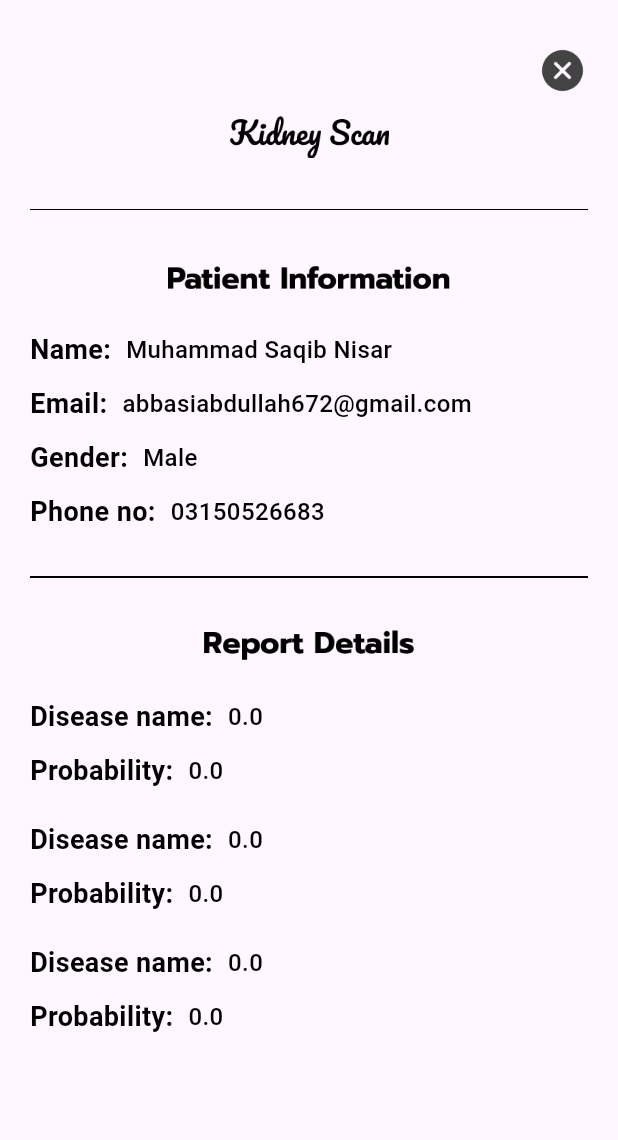
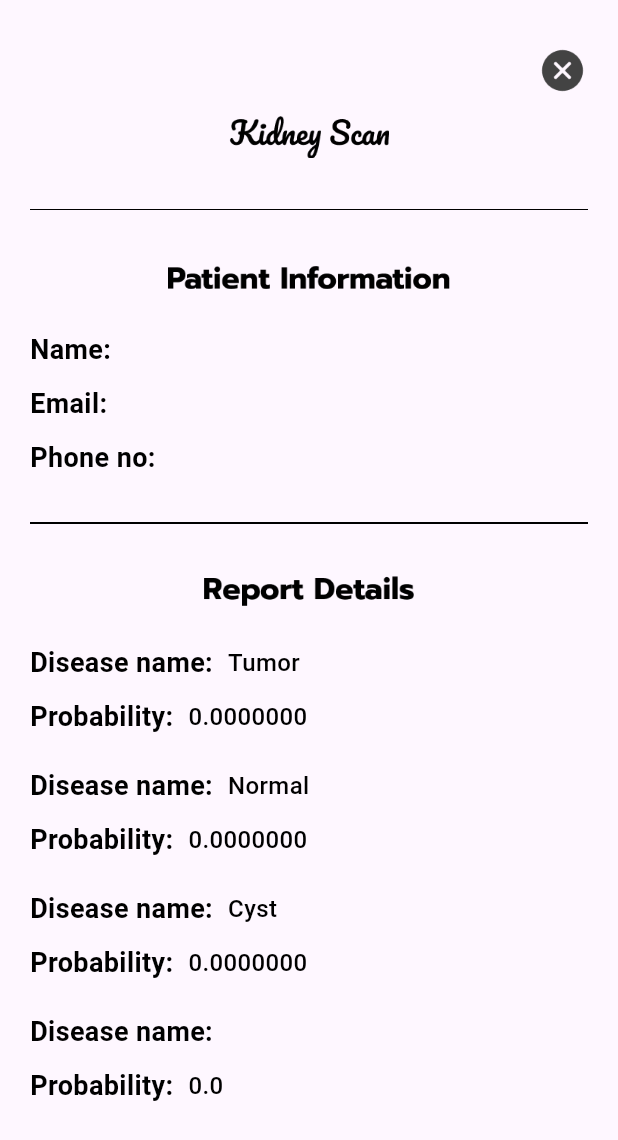
Before and after one commit to Abdullah-Abbasi903/fyp, a Flutter app: the SingleView screen opened directly with empty values, on a phone screen of 412 x 824 dp. Shown: the top 1140 px of the screen. Run offline on Flutter 3.47's test engine with Material 3 defaults, Android fonts, the phone set to English and light mode, and no system bars; our stand-ins replace animated_notch_bottom_bar, awesome_notifications, cloud_firestore, connectivity_plus, firebase_auth, firebase_core and 14 more; accounts and stored records are empty.

Commit message:
fresh code

```diff
--- a/lib/main.dart
+++ b/lib/main.dart
@@ -22,6 +22,7 @@ void main() async {
     options: DefaultFirebaseOptions.currentPlatform,
   );
   initializeTimeZone();
+
 
    AwesomeNotifications().initialize(
     null,
@@ -64,6 +65,8 @@ void main() async {
 
   runApp(const MyApp());
 }
+
+
 
 Future<void> twoHourNotification() async {
   final String timeZone = tz.local.name;
@@ -110,7 +113,7 @@ class MyApp extends StatelessWidget {
                 colorScheme: ColorScheme.fromSeed(seedColor: Colors.black),
               ),
               theme: value.currentTheme,
-              home:  NavBar(),
+              home: SplashScreen(),
             );
           });
         },
--- a/lib/model/kidney_model.dart
+++ b/lib/model/kidney_model.dart
@@ -34,6 +34,7 @@ class OtherClasses {
   double? cyst;
   double? normal;
   double? tumor;
+  double? stone;
 
   OtherClasses({this.cyst, this.normal, this.tumor});
 
@@ -41,6 +42,7 @@ class OtherClasses {
     cyst = json['Cyst'];
     normal = json['Normal'];
     tumor = json['Tumor'];
+    stone = json['Stone'];
   }
 
   Map<String, dynamic> toJson() {
@@ -48,6 +50,7 @@ class OtherClasses {
     data['Cyst'] = this.cyst;
     data['Normal'] = this.normal;
     data['Tumor'] = this.tumor;
+    data['Stone'] = this.stone;
     return data;
   }
 }
--- a/lib/repo/model_repo.dart
+++ b/lib/repo/model_repo.dart
@@ -6,7 +6,7 @@ import 'package:kidneyscan/model/kidney_model.dart';
 import 'package:shared_preferences/shared_preferences.dart';
 
 class ApiManager {
-static String url = "http://192.168.100.13:5000/predict";
+static String url = "http://192.168.100.32:5000/predict";
 Future<KidneyModel> uploadImageAndGetPrediction(File imageFile) async {
 
   // Create a multipart request
--- a/lib/screens/report_screen.dart
+++ b/lib/screens/report_screen.dart
@@ -321,7 +321,7 @@ class _ReportScreenState extends State<ReportScreen> {
                               ),
                               InkWell(
                                   onTap: () {
-                                    value.fetchAndGeneratePdf(_filteredReports![index].id);
+                                    value.genpdf(_filteredReports![index]);
                                   },
                                   child: Image.asset(
                                     'assets/images/download.png',
--- a/lib/screens/single_view.dart
+++ b/lib/screens/single_view.dart
@@ -1,6 +1,10 @@
 import 'package:flutter/material.dart';
 import 'package:flutter/widgets.dart';
+import 'package:kidneyscan/controllers/db_controller.dart';
 import 'package:kidneyscan/model/kidney_model.dart';
+import 'package:provider/provider.dart';
+
+import '../controllers/theme_controller.dart';
 
 class SingleView extends StatefulWidget {
   final KidneyModel reportModel;
@@ -11,12 +15,15 @@ class SingleView extends StatefulWidget {
   State<SingleView> createState() => _SingleViewState();
 }
 
+
 class _SingleViewState extends State<SingleView> {
   @override
   Widget build(BuildContext context) {
+    return Consumer<ThemeController>(builder: (context, viewModdel, child) {
       return Scaffold(
         body: Padding(
           padding: const EdgeInsets.symmetric(horizontal: 20.0),
+          child: SingleChildScrollView(
             child: Column(
               children: [
                 SizedBox(
@@ -68,7 +75,7 @@ class _SingleViewState extends State<SingleView> {
                       width: 10,
                     ),
                     Text(
-                  'Muhammad Saqib Nisar',
+                        viewModdel.user!.name.toString(),
                       style: TextStyle(color: Colors.black, fontWeight: FontWeight.w500, fontSize: 16),
                     ),
                   ],
@@ -86,7 +93,7 @@ class _SingleViewState extends State<SingleView> {
                       width: 10,
                     ),
                     Text(
-                  'abbasiabdullah672@gmail.com',
+                      viewModdel.user!.email.toString(),
                       style: TextStyle(color: Colors.black, fontWeight: FontWeight.w500, fontSize: 16),
                     ),
                   ],
@@ -94,24 +101,7 @@ class _SingleViewState extends State<SingleView> {
                 SizedBox(
                   height: 10,
                 ),
-            Row(
-              children: [
-                Text(
-                  'Gender:',
-                  style: TextStyle(color: Colors.black, fontWeight: FontWeight.bold, fontSize: 18),
-                ),
-                SizedBox(
-                  width: 10,
-                ),
-                Text(
-                  'Male',
-                  style: TextStyle(color: Colors.black, fontWeight: FontWeight.w500, fontSize: 16),
-                ),
-              ],
-            ),
-            SizedBox(
-              height: 10,
-            ),
+
                 Row(
                   children: [
                     Text(
@@ -122,7 +112,7 @@ class _SingleViewState extends State<SingleView> {
                       width: 10,
                     ),
                     Text(
-                  '03150526683',
+                        viewModdel.user!.phoneNumber.toString(),
                       style: TextStyle(color: Colors.black, fontWeight: FontWeight.w500, fontSize: 16),
                     ),
                   ],
@@ -142,6 +132,14 @@ class _SingleViewState extends State<SingleView> {
                 SizedBox(
                   height: 20,
                 ),
+
+                /// stine class ///
+                /// stine class ///
+                /// stine class ///
+
+                widget.reportModel.otherClasses!.stone != null
+                    ? Column(
+                  children: [
                     Row(
                       children: [
                         Text(
@@ -152,7 +150,7 @@ class _SingleViewState extends State<SingleView> {
                           width: 10,
                         ),
                         Text(
-                  widget.reportModel.predictedSize.toString(),
+                          widget.reportModel.otherClasses!.stone != null ? "Stone" : "",
                           style: TextStyle(color: Colors.black, fontWeight: FontWeight.w500, fontSize: 16),
                         ),
                       ],
@@ -170,7 +168,7 @@ class _SingleViewState extends State<SingleView> {
                           width: 10,
                         ),
                         Text(
-                  widget.reportModel.predictedSize.toString(),
+                          widget.reportModel.otherClasses!.stone!.toStringAsFixed(7).toString(),
                           style: TextStyle(color: Colors.black, fontWeight: FontWeight.w500, fontSize: 16),
                         ),
                       ],
@@ -178,6 +176,16 @@ class _SingleViewState extends State<SingleView> {
                     SizedBox(
                       height: 20,
                     ),
+                  ],
+                )
+                    : SizedBox.shrink(),
+
+                /// tumor class ///
+                /// tumor class ///
+                /// tumor class ///
+                widget.reportModel.otherClasses!.tumor != null
+                    ? Column(
+                  children: [
                     Row(
                       children: [
                         Text(
@@ -188,7 +196,7 @@ class _SingleViewState extends State<SingleView> {
                           width: 10,
                         ),
                         Text(
-                  widget.reportModel.otherClasses!.normal.toString(),
+                          widget.reportModel.otherClasses!.tumor != null ? "Tumor" : "",
                           style: TextStyle(color: Colors.black, fontWeight: FontWeight.w500, fontSize: 16),
                         ),
                       ],
@@ -206,7 +214,7 @@ class _SingleViewState extends State<SingleView> {
                           width: 10,
                         ),
                         Text(
-                  widget.reportModel.predictedPercentage.toString(),
+                          widget.reportModel.otherClasses!.tumor!.toStringAsFixed(7).toString(),
                           style: TextStyle(color: Colors.black, fontWeight: FontWeight.w500, fontSize: 16),
                         ),
                       ],
@@ -214,6 +222,16 @@ class _SingleViewState extends State<SingleView> {
                     SizedBox(
                       height: 20,
                     ),
+                  ],
+                )
+                    : SizedBox.shrink(),
+
+                /// normal class ///
+                /// normal class ///
+                /// normal class ///
+                widget.reportModel.otherClasses!.normal != null
+                    ? Column(
+                  children: [
                     Row(
                       children: [
                         Text(
@@ -224,7 +242,7 @@ class _SingleViewState extends State<SingleView> {
                           width: 10,
                         ),
                         Text(
-                  widget.reportModel.otherClasses!.tumor.toString(),
+                          widget.reportModel.otherClasses!.normal != null ? "Normal" : "",
                           style: TextStyle(color: Colors.black, fontWeight: FontWeight.w500, fontSize: 16),
                         ),
                       ],
@@ -242,7 +260,100 @@ class _SingleViewState extends State<SingleView> {
                           width: 10,
                         ),
                         Text(
-                  '${widget.reportModel.otherClasses!.normal}',
+                          widget.reportModel.otherClasses!.normal!.toStringAsFixed(7).toString(),
+                          style: TextStyle(color: Colors.black, fontWeight: FontWeight.w500, fontSize: 16),
+                        ),
+                      ],
+                    ),
+                    SizedBox(
+                      height: 20,
+                    ),
+                  ],
+                )
+                    : SizedBox.shrink(),
+
+                /// cyst  class///
+                /// cyst  class///
+                /// cyst  class///
+                /// cyst  class///
+                /// cyst  class///
+
+                widget.reportModel.otherClasses!.cyst != null
+                    ? Column(
+                  children: [
+                    Row(
+                      children: [
+                        Text(
+                          'Disease name:',
+                          style: TextStyle(color: Colors.black, fontWeight: FontWeight.bold, fontSize: 18),
+                        ),
+                        SizedBox(
+                          width: 10,
+                        ),
+                        Text(
+                          widget.reportModel.otherClasses!.cyst != null ? "Cyst" : "",
+                          style: TextStyle(color: Colors.black, fontWeight: FontWeight.w500, fontSize: 16),
+                        ),
+                      ],
+                    ),
+                    SizedBox(
+                      height: 10,
+                    ),
+                    Row(
+                      children: [
+                        Text(
+                          'Probability:',
+                          style: TextStyle(color: Colors.black, fontWeight: FontWeight.bold, fontSize: 18),
+                        ),
+                        SizedBox(
+                          width: 10,
+                        ),
+                        Text(
+                          '${widget.reportModel.otherClasses!.cyst!.toStringAsFixed(7)}',
+                          style: TextStyle(color: Colors.black, fontWeight: FontWeight.w500, fontSize: 16),
+                        ),
+                      ],
+                    ),
+                    SizedBox(
+                      height: 20,
+                    ),
+                  ],
+                )
+                    : SizedBox.shrink(),
+
+                /// predicted class ///
+                /// predicted class ///
+                /// predicted class ///
+                /// predicted class ///
+                Row(
+                  children: [
+                    Text(
+                      'Disease name:',
+                      style: TextStyle(color: Colors.black, fontWeight: FontWeight.bold, fontSize: 18),
+                    ),
+                    SizedBox(
+                      width: 10,
+                    ),
+                    Text(
+                      widget.reportModel.predictedClass.toString(),
+                      style: TextStyle(color: Colors.black, fontWeight: FontWeight.w500, fontSize: 16),
+                    ),
+                  ],
+                ),
+                SizedBox(
+                  height: 10,
+                ),
+                Row(
+                  children: [
+                    Text(
+                      'Probability:',
+                      style: TextStyle(color: Colors.black, fontWeight: FontWeight.bold, fontSize: 18),
+                    ),
+                    SizedBox(
+                      width: 10,
+                    ),
+                    Text(
+                      '${widget.reportModel.predictedPercentage!.roundToDouble().toString()}',
                       style: TextStyle(color: Colors.black, fontWeight: FontWeight.w500, fontSize: 16),
                     ),
                   ],
@@ -250,6 +361,8 @@ class _SingleViewState extends State<SingleView> {
               ],
             ),
           ),
+        ),
       );
+    }  );
   }
 }
--- a/lib/screens/update_profile.dart
+++ b/lib/screens/update_profile.dart
@@ -10,7 +10,6 @@ import 'package:kidneyscan/controllers/theme_controller.dart';
 import 'package:kidneyscan/model/user_model.dart';
 import 'package:kidneyscan/screens/forgot_pass.dart';
 import 'package:kidneyscan/screens/reset_email.dart';
-import 'package:liquid_progress_indicator_v2/liquid_progress_indicator.dart';
 import 'package:provider/provider.dart';
 import 'package:responsive_sizer/responsive_sizer.dart';
 
@@ -158,7 +157,7 @@ class _UpdateProfileState extends State<UpdateProfile> {
                             child: TextFormField(
                                 enabled: false,
                                 decoration: const InputDecoration(
-                                  prefixIcon: Icon(Icons.remove_red_eye),
+                                  prefixIcon: Icon(Icons.lock_clock_outlined),
                                   hintText: "Password",
                                 ),
                                 obscureText: true),
--- a/pubspec.yaml
+++ b/pubspec.yaml
@@ -52,6 +52,7 @@ dependencies:
   firebase_storage: ^11.7.2
   connectivity_plus: ^6.0.3
   shared_preferences: ^2.2.3
+  permission_handler: ^11.3.1
   url_launcher: ^6.2.6
   intl:
   workmanager: ^0.5.2
@@ -60,6 +61,7 @@ dependencies:
   awesome_notifications: ^0.9.3+1
   timezone: ^0.9.3
   path_provider:
+  open_file: ^3.3.2
   pdf:
   uuid:
   printing:
```
Also changed, not shown: lib/controllers/home_controller.dart (+266 -0 lines), lib/controllers/notification_controller.dart (+10 -3 lines), pubspec.lock, 3 other files. Lines whose indentation alone changed are shown as unchanged.
